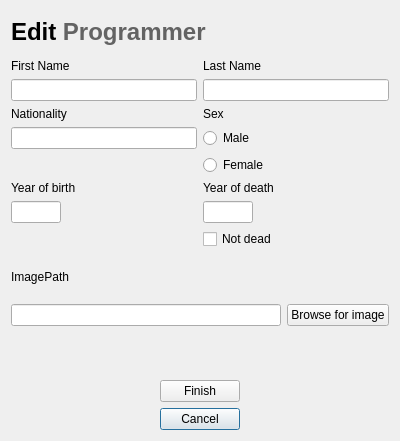
Old version of the form editprogrammerdialog.ui in the repository DORB/Verkur3GUI.
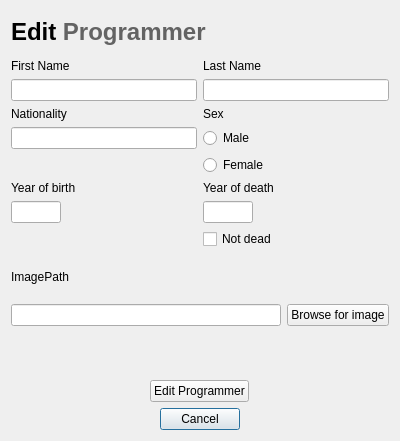
New version of the form.

Commit message: sma lagfæring

```diff
--- a/editprogrammerdialog.ui
+++ b/editprogrammerdialog.ui
@@ -215,7 +215,7 @@
         </size>
        </property>
        <property name="text">
-        <string>Finish</string>
+        <string>Edit Programmer</string>
        </property>
       </widget>
      </item>
```
